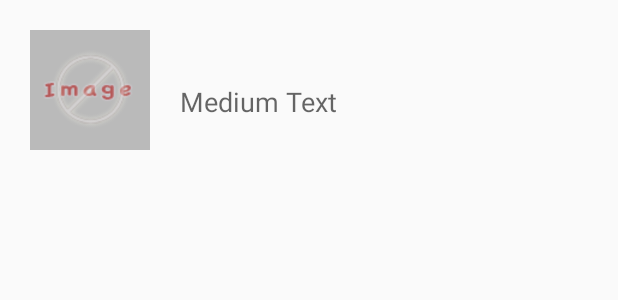
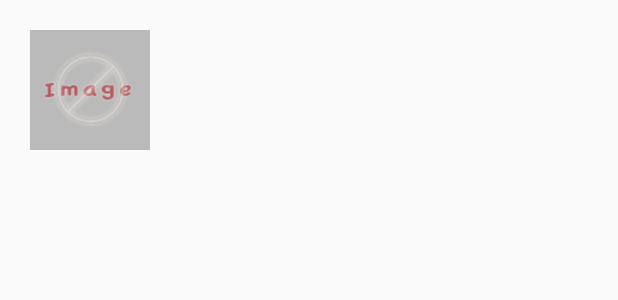
Before and after one commit to scottdurica/Spotify_Streamer, an Android app: the layout artist_list_item.xml on its own in the app's theme, with its tools: preview values and no code run, on a phone screen of 412 x 824 dp. Shown: the top 300 px of the screen. Run offline under Robolectric (Android 15) with nearby library versions, the phone set to English and light mode, and no system bars.

Commit message:
Final push before submittal of Stage `.

```diff
--- a/app/src/main/res/layout/activity_main.xml
+++ b/app/src/main/res/layout/activity_main.xml
@@ -27,7 +27,7 @@
         android:id="@+id/empty_list_view"
         android:layout_width="match_parent"
         android:layout_height="match_parent"
-        android:text="No search results"
+        android:text="@string/no_search_results"
         android:gravity="center_vertical|center_horizontal"
         android:textSize="@dimen/text_size_large" />
 </RelativeLayout>
--- a/app/src/main/res/layout/activity_top_ten.xml
+++ b/app/src/main/res/layout/activity_top_ten.xml
@@ -19,7 +19,7 @@
         android:id="@+id/empty_list_view"
         android:layout_width="match_parent"
         android:layout_height="match_parent"
-        android:text="No search results"
+        android:text="@string/no_search_results"
         android:gravity="center_vertical|center_horizontal"
         android:textSize="@dimen/text_size_large" />
 </RelativeLayout>
--- a/app/src/main/res/layout/artist_list_item.xml
+++ b/app/src/main/res/layout/artist_list_item.xml
@@ -16,7 +16,7 @@
         android:layout_width="wrap_content"
         android:layout_height="wrap_content"
         android:textAppearance="?android:attr/textAppearanceMedium"
-        android:text="Medium Text"
+        android:text=""
         android:id="@+id/tv_artist_name"
         android:layout_alignTop="@+id/iv_small"
         android:layout_toRightOf="@+id/iv_small"
--- a/app/src/main/res/values/strings.xml
+++ b/app/src/main/res/values/strings.xml
@@ -5,5 +5,6 @@
     <string name="hello_world">Hello world!</string>
     <string name="action_settings">Settings</string>
     <string name="title_activity_top_ten">TopTenActivity</string>
+    <string name="no_search_results">No Search Results</string>
 
 </resources>
```
Also changed, not shown: app/src/main/java/emroxriprap/com/spotifystreamer/TopTenActivity.java (+1 -6 lines).
